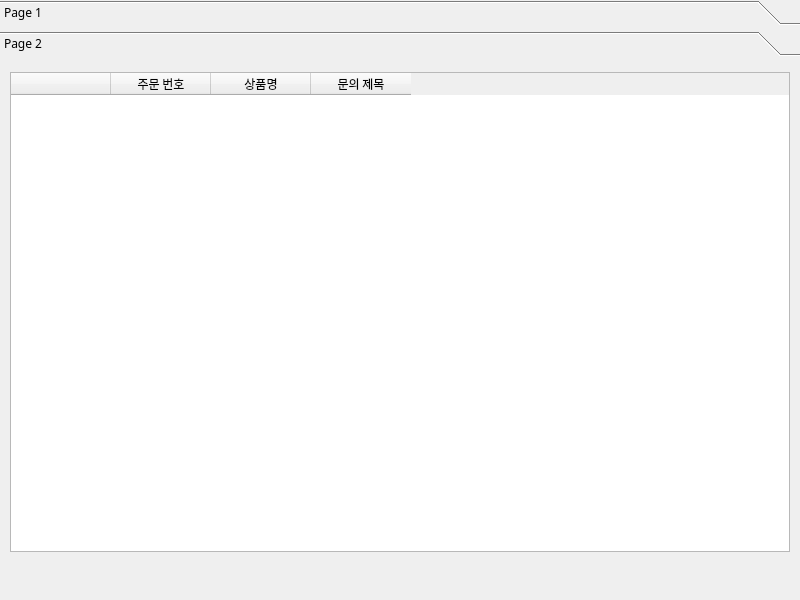
Qt form main.ui (syarin03/smartstore) before a commit.
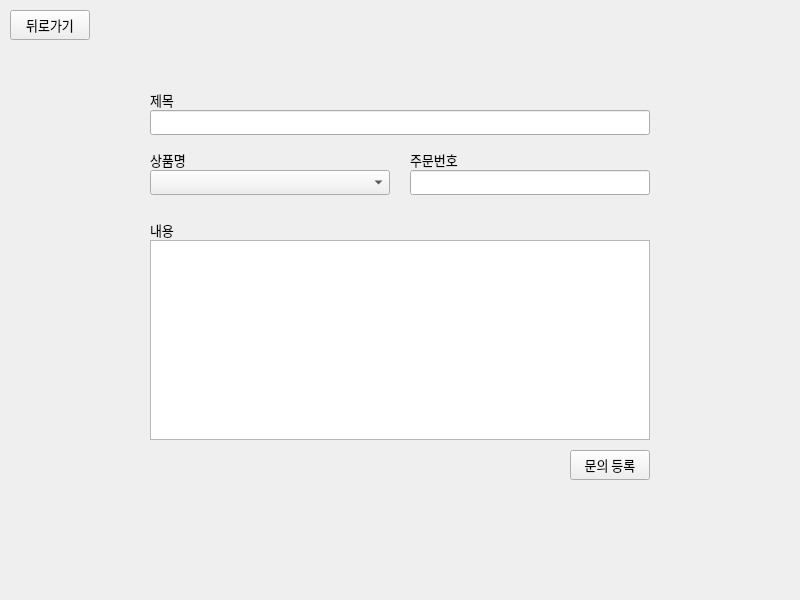
The same form after that commit. The open tabs and pages were chosen to show the change.

Commit message: 이번엔 또 뭐가 문제냐...

Patch:
```diff
--- a/main.ui
+++ b/main.ui
@@ -14,55 +14,13 @@
    <string>MainWindow</string>
   </property>
   <widget class="QWidget" name="centralwidget">
-   <widget class="QToolBox" name="toolBox">
-    <property name="geometry">
-     <rect>
-      <x>0</x>
-      <y>0</y>
-      <width>800</width>
-      <height>600</height>
-     </rect>
-    </property>
-    <property name="font">
-     <font>
-      <family>맑은 고딕</family>
-     </font>
-    </property>
-    <property name="currentIndex">
-     <number>0</number>
-    </property>
-    <widget class="QWidget" name="page">
-     <property name="geometry">
-      <rect>
-       <x>0</x>
-       <y>0</y>
-       <width>800</width>
-       <height>542</height>
-      </rect>
-     </property>
-     <attribute name="label">
-      <string>Page 1</string>
-     </attribute>
-    </widget>
-    <widget class="QWidget" name="page_2">
-     <property name="geometry">
-      <rect>
-       <x>0</x>
-       <y>0</y>
-       <width>800</width>
-       <height>542</height>
-      </rect>
-     </property>
-     <attribute name="label">
-      <string>Page 2</string>
-     </attribute>
      <widget class="QStackedWidget" name="stackedWidget">
       <property name="geometry">
        <rect>
         <x>0</x>
         <y>0</y>
         <width>801</width>
-        <height>511</height>
+      <height>601</height>
        </rect>
       </property>
       <property name="font">
@@ -71,14 +29,42 @@
        </font>
       </property>
       <property name="currentIndex">
-       <number>0</number>
-      </property>
-      <widget class="QWidget" name="page_3">
-       <widget class="QTableWidget" name="table_question">
+     <number>3</number>
+    </property>
+    <widget class="QWidget" name="stack_main">
+     <widget class="QPushButton" name="btn_go_qna_manage">
+      <property name="geometry">
+       <rect>
+        <x>270</x>
+        <y>270</y>
+        <width>80</width>
+        <height>30</height>
+       </rect>
+      </property>
+      <property name="text">
+       <string>문의 관리</string>
+      </property>
+     </widget>
+     <widget class="QPushButton" name="btn_go_qna_add">
+      <property name="geometry">
+       <rect>
+        <x>380</x>
+        <y>270</y>
+        <width>80</width>
+        <height>30</height>
+       </rect>
+      </property>
+      <property name="text">
+       <string>문의 등록</string>
+      </property>
+     </widget>
+    </widget>
+    <widget class="QWidget" name="stack_qna">
+     <widget class="QTableWidget" name="table_qna">
         <property name="geometry">
          <rect>
           <x>10</x>
-          <y>10</y>
+        <y>80</y>
           <width>780</width>
           <height>480</height>
          </rect>
@@ -111,10 +97,44 @@
          <property name="text">
           <string>문의 제목</string>
          </property>
-        </column>
-       </widget>
-      </widget>
-      <widget class="QWidget" name="stack_view_question">
+       <property name="font">
+        <font>
+         <family>맑은 고딕</family>
+        </font>
+       </property>
+      </column>
+      <column>
+       <property name="text">
+        <string>답변 상태</string>
+       </property>
+       <property name="font">
+        <font>
+         <family>맑은 고딕</family>
+        </font>
+       </property>
+      </column>
+     </widget>
+     <widget class="QPushButton" name="btn_qna_to_main">
+      <property name="geometry">
+       <rect>
+        <x>10</x>
+        <y>10</y>
+        <width>80</width>
+        <height>30</height>
+       </rect>
+      </property>
+      <property name="font">
+       <font>
+        <family>맑은 고딕</family>
+        <pointsize>10</pointsize>
+       </font>
+      </property>
+      <property name="text">
+       <string>뒤로가기</string>
+      </property>
+     </widget>
+    </widget>
+    <widget class="QWidget" name="stack_qna_detail">
        <widget class="QLabel" name="label">
         <property name="geometry">
          <rect>
@@ -235,10 +255,207 @@
          </font>
         </property>
         <property name="text">
-         <string>답변 등록</string>
-        </property>
-       </widget>
-      </widget>
+       <string>답변 저장</string>
+      </property>
+     </widget>
+     <widget class="QTextEdit" name="edit_answer">
+      <property name="geometry">
+       <rect>
+        <x>150</x>
+        <y>360</y>
+        <width>500</width>
+        <height>100</height>
+       </rect>
+      </property>
+      <property name="font">
+       <font>
+        <family>맑은 고딕</family>
+        <pointsize>9</pointsize>
+       </font>
+      </property>
+      <property name="frameShape">
+       <enum>QFrame::Box</enum>
+      </property>
+      <property name="frameShadow">
+       <enum>QFrame::Raised</enum>
+      </property>
+     </widget>
+    </widget>
+    <widget class="QWidget" name="stack_add_question">
+     <widget class="QPushButton" name="btn_question_to_main">
+      <property name="geometry">
+       <rect>
+        <x>10</x>
+        <y>10</y>
+        <width>80</width>
+        <height>30</height>
+       </rect>
+      </property>
+      <property name="font">
+       <font>
+        <family>맑은 고딕</family>
+        <pointsize>10</pointsize>
+       </font>
+      </property>
+      <property name="text">
+       <string>뒤로가기</string>
+      </property>
+     </widget>
+     <widget class="QLineEdit" name="edit_question_title">
+      <property name="geometry">
+       <rect>
+        <x>150</x>
+        <y>110</y>
+        <width>500</width>
+        <height>25</height>
+       </rect>
+      </property>
+      <property name="frame">
+       <bool>true</bool>
+      </property>
+     </widget>
+     <widget class="QLabel" name="label_4">
+      <property name="geometry">
+       <rect>
+        <x>150</x>
+        <y>90</y>
+        <width>60</width>
+        <height>20</height>
+       </rect>
+      </property>
+      <property name="font">
+       <font>
+        <family>맑은 고딕</family>
+        <pointsize>10</pointsize>
+       </font>
+      </property>
+      <property name="text">
+       <string>제목</string>
+      </property>
+      <property name="alignment">
+       <set>Qt::AlignLeading|Qt::AlignLeft|Qt::AlignVCenter</set>
+      </property>
+     </widget>
+     <widget class="QTextEdit" name="edit_question_content">
+      <property name="geometry">
+       <rect>
+        <x>150</x>
+        <y>240</y>
+        <width>500</width>
+        <height>200</height>
+       </rect>
+      </property>
+      <property name="font">
+       <font>
+        <family>맑은 고딕</family>
+        <pointsize>9</pointsize>
+       </font>
+      </property>
+     </widget>
+     <widget class="QLabel" name="label_5">
+      <property name="geometry">
+       <rect>
+        <x>150</x>
+        <y>220</y>
+        <width>60</width>
+        <height>20</height>
+       </rect>
+      </property>
+      <property name="font">
+       <font>
+        <family>맑은 고딕</family>
+        <pointsize>10</pointsize>
+       </font>
+      </property>
+      <property name="text">
+       <string>내용</string>
+      </property>
+      <property name="alignment">
+       <set>Qt::AlignLeading|Qt::AlignLeft|Qt::AlignVCenter</set>
+      </property>
+     </widget>
+     <widget class="QPushButton" name="btn_question">
+      <property name="geometry">
+       <rect>
+        <x>570</x>
+        <y>450</y>
+        <width>80</width>
+        <height>30</height>
+       </rect>
+      </property>
+      <property name="font">
+       <font>
+        <family>맑은 고딕</family>
+        <pointsize>10</pointsize>
+       </font>
+      </property>
+      <property name="text">
+       <string>문의 등록</string>
+      </property>
+     </widget>
+     <widget class="QLabel" name="label_6">
+      <property name="geometry">
+       <rect>
+        <x>150</x>
+        <y>150</y>
+        <width>60</width>
+        <height>20</height>
+       </rect>
+      </property>
+      <property name="font">
+       <font>
+        <family>맑은 고딕</family>
+        <pointsize>10</pointsize>
+       </font>
+      </property>
+      <property name="text">
+       <string>상품명</string>
+      </property>
+      <property name="alignment">
+       <set>Qt::AlignLeading|Qt::AlignLeft|Qt::AlignVCenter</set>
+      </property>
+     </widget>
+     <widget class="QComboBox" name="combo_question_prod">
+      <property name="geometry">
+       <rect>
+        <x>150</x>
+        <y>170</y>
+        <width>240</width>
+        <height>25</height>
+       </rect>
+      </property>
+     </widget>
+     <widget class="QLabel" name="label_7">
+      <property name="geometry">
+       <rect>
+        <x>410</x>
+        <y>150</y>
+        <width>60</width>
+        <height>20</height>
+       </rect>
+      </property>
+      <property name="font">
+       <font>
+        <family>맑은 고딕</family>
+        <pointsize>10</pointsize>
+       </font>
+      </property>
+      <property name="text">
+       <string>주문번호</string>
+      </property>
+      <property name="alignment">
+       <set>Qt::AlignLeading|Qt::AlignLeft|Qt::AlignVCenter</set>
+      </property>
+     </widget>
+     <widget class="QLineEdit" name="edit_question_order">
+      <property name="geometry">
+       <rect>
+        <x>410</x>
+        <y>170</y>
+        <width>240</width>
+        <height>25</height>
+       </rect>
+      </property>
      </widget>
     </widget>
    </widget>
```
Left out of the diff: 111 changed lines with no effect on the pictures. Lines whose indentation alone changed are shown as unchanged. The commit also changes 1 other file.
